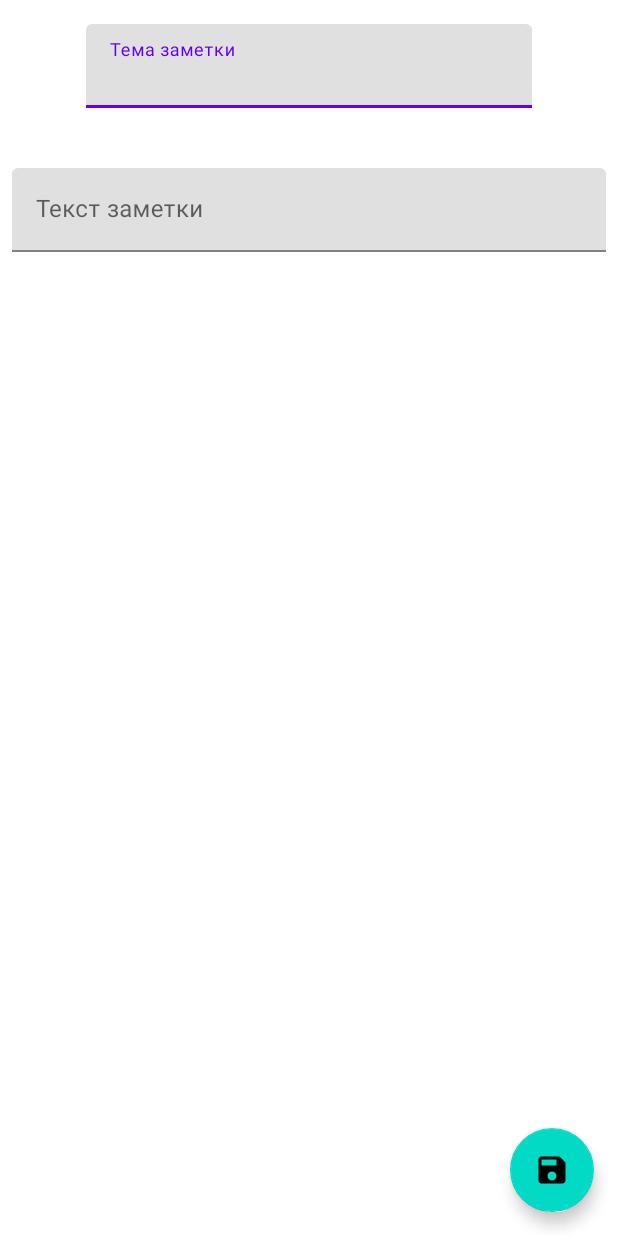
After one commit to anarchyon/PodApp, an Android app: the layout fragment_note.xml on its own in the app's theme, with its tools: preview values and no code run, on a phone screen of 412 x 824 dp. The commit adds this screen. Run offline under Robolectric (Android 15) with nearby library versions, the phone set to English and light mode, and no system bars.

Commit message:
Добавлена возможность создания заметок с минимальным функционалом

```diff
--- a/app/src/main/java/project/paveltoy/podapp/ui/apod/ApodFragment.kt
+++ b/app/src/main/java/project/paveltoy/podapp/ui/apod/ApodFragment.kt
@@ -26,7 +26,6 @@ private const val OFFSET_FOR_TODAY = 0
 class ApodFragment : Fragment(R.layout.fragment_apod) {
     private val binding: FragmentApodBinding by viewBinding(FragmentApodBinding::bind)
     private lateinit var viewModel: ApodViewModel
-    private var isImageExpanded = false
 
     override fun onViewCreated(view: View, savedInstanceState: Bundle?) {
         super.onViewCreated(view, savedInstanceState)
--- /dev/null
+++ b/app/src/main/res/drawable/ic_save.xml
@@ -0,0 +1,10 @@
+<vector xmlns:android="http://schemas.android.com/apk/res/android"
+    android:width="24dp"
+    android:height="24dp"
+    android:viewportWidth="24"
+    android:viewportHeight="24"
+    android:tint="?attr/colorControlNormal">
+  <path
+      android:fillColor="@android:color/white"
+      android:pathData="M17,3L5,3c-1.11,0 -2,0.9 -2,2v14c0,1.1 0.89,2 2,2h14c1.1,0 2,-0.9 2,-2L21,7l-4,-4zM12,19c-1.66,0 -3,-1.34 -3,-3s1.34,-3 3,-3 3,1.34 3,3 -1.34,3 -3,3zM15,9L5,9L5,5h10v4z"/>
+</vector>
--- /dev/null
+++ b/app/src/main/res/layout/fragment_note.xml
@@ -0,0 +1,55 @@
+<?xml version="1.0" encoding="utf-8"?>
+<androidx.constraintlayout.widget.ConstraintLayout xmlns:android="http://schemas.android.com/apk/res/android"
+    android:layout_width="match_parent"
+    android:layout_height="match_parent"
+    xmlns:app="http://schemas.android.com/apk/res-auto">
+
+    <com.google.android.material.textfield.TextInputLayout
+        android:id="@+id/note_fragment_title"
+        android:layout_width="0dp"
+        app:layout_constraintWidth_percent="0.8"
+        android:layout_height="wrap_content"
+        app:layout_constraintTop_toTopOf="parent"
+        app:layout_constraintStart_toStartOf="parent"
+        app:layout_constraintEnd_toEndOf="parent">
+        <com.google.android.material.textfield.TextInputEditText
+            android:layout_width="match_parent"
+            android:layout_height="match_parent"
+            android:hint="@string/input_note_title"
+            android:layout_margin="@dimen/common_margin"/>
+    </com.google.android.material.textfield.TextInputLayout>
+
+    <ImageView
+        android:id="@+id/note_fragment_image"
+        android:layout_width="0dp"
+        android:layout_height="wrap_content"
+        app:layout_constraintWidth_percent="0.8"
+        android:scaleType="fitCenter"
+        app:layout_constraintTop_toBottomOf="@id/note_fragment_title"
+        app:layout_constraintStart_toStartOf="parent"
+        app:layout_constraintEnd_toEndOf="parent"
+        android:layout_margin="@dimen/common_margin"/>
+
+    <com.google.android.material.textfield.TextInputLayout
+        android:id="@+id/note_fragment_text"
+        android:layout_width="match_parent"
+        android:layout_height="wrap_content"
+        app:layout_constraintTop_toBottomOf="@id/note_fragment_image"
+        app:layout_constraintStart_toStartOf="parent" >
+        <com.google.android.material.textfield.TextInputEditText
+            android:layout_width="match_parent"
+            android:layout_height="match_parent"
+            android:hint="@string/input_note_text"
+            android:layout_margin="@dimen/half_margin"/>
+    </com.google.android.material.textfield.TextInputLayout>
+
+    <com.google.android.material.floatingactionbutton.FloatingActionButton
+        android:id="@+id/save_fab"
+        android:layout_width="wrap_content"
+        android:layout_height="wrap_content"
+        app:layout_constraintBottom_toBottomOf="parent"
+        app:layout_constraintEnd_toEndOf="parent"
+        android:layout_margin="@dimen/common_margin"
+        android:src="@drawable/ic_save" />
+
+</androidx.constraintlayout.widget.ConstraintLayout>
--- a/app/src/main/res/values/strings.xml
+++ b/app/src/main/res/values/strings.xml
@@ -35,4 +35,9 @@ Fusce commodo, erat a consectetur tristique, elit lorem cursus mi, ac interdum e
 
 Phasellus ut est non tellus viverra pulvinar eu mattis urna. Orci varius natoque penatibus et magnis dis parturient montes, nascetur ridiculus mus. Duis quis volutpat neque. Pellentesque iaculis in lectus eu dapibus. Suspendisse et rhoncus est. Pellentesque eu semper magna. Class aptent taciti sociosqu ad litora torquent per conubia nostra, per inceptos himenaeos. Praesent sit amet porttitor velit. Mauris mauris mi, sollicitudin ac tincidunt quis, tristique non arcu. Vivamus a lectus et quam sagittis tempus nec non lacus. Pellentesque aliquet condimentum urna eget bibendum. Fusce nec efficitur lacus, eget dignissim elit. Fusce aliquet, turpis eu feugiat viverra, magna sapien euismod nulla, sed dapibus augue felis elementum justo. Morbi dapibus, augue eu elementum porta, est justo hendrerit turpis, eu hendrerit sem orci non quam. Mauris vel neque a elit finibus sodales vitae id dui. "</string>
     <string name="notes">Заметки</string>
+    <string name="input_note_title">Тема заметки</string>
+    <string name="input_note_text">Текст заметки</string>
+    <string name="title_is_empty">Тема заметки пуста</string>
+    <string name="text_is_empty">Текст заметки пуст</string>
+    <string name="saving_note">Заметка сохраняется</string>
 </resources>
```
Also changed, not shown: app/src/main/java/project/paveltoy/podapp/data/notedata/NoteRepo.kt (added, +9 -0 lines), app/src/main/java/project/paveltoy/podapp/data/notedata/NoteRepoImpl.kt (added, +19 -0 lines), app/src/main/java/project/paveltoy/podapp/ui/MainActivity.kt (+6 -3 lines), app/src/main/java/project/paveltoy/podapp/ui/notes/NotesFragment.kt (+37 -0 lines), app/src/main/java/project/paveltoy/podapp/ui/notes/NotesViewModel.kt (added, +32 -0 lines), app/src/main/java/project/paveltoy/podapp/ui/notes/note/NoteFragment.kt (added, +69 -0 lines), app/src/main/res/drawable/ic_add.xml (added, +10 -0 lines), app/src/main/res/layout/activity_main.xml (+12 -5 lines), app/src/main/res/layout/fragment_notes.xml (+29 -15 lines), app/src/main/res/navigation/nav_graph.xml (+7 -0 lines).
